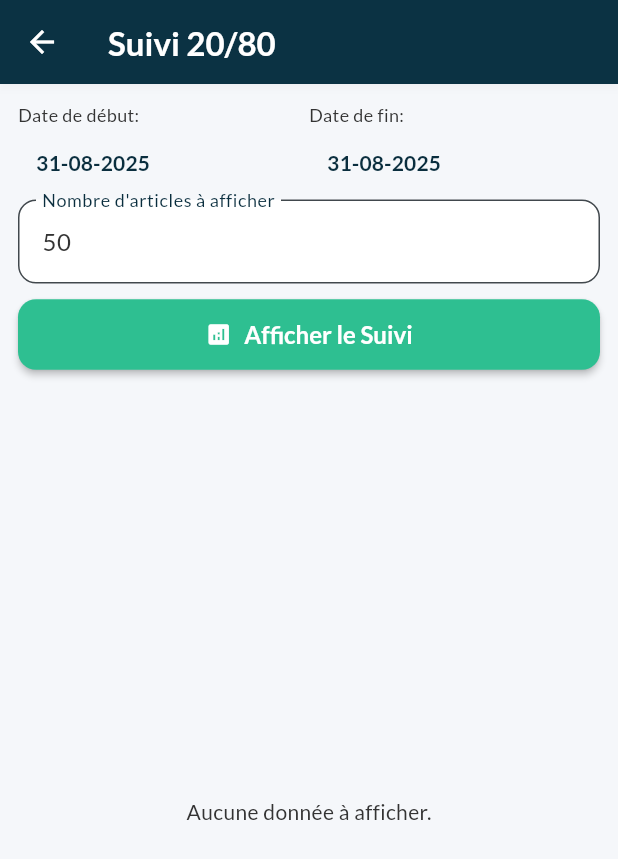
After one commit to airm5500/prestige_app, a Flutter app: the Suivi2080Screen screen opened directly, on a phone screen of 412 x 824 dp. The commit adds this screen. Shown: the top 859 px of the screen. Run offline on Flutter 3.47's test engine with Material 3 defaults, Android fonts, the light colour scheme and no system bars; our stand-ins replace fl_chart, fluttertoast, google_fonts, pdf, printing, shared_preferences; accounts and stored records are empty; network calls fail.

Commit message:
Ajout 20/80
Ajout 20/80

```diff
--- /dev/null
+++ b/lib/models/suivi_20_80_model.dart
@@ -0,0 +1,27 @@
+// lib/models/suivi_20_80_model.dart
+
+class Suivi2080 {
+  final String cip;
+  final String libelle;
+  final int montant;
+  final int quantiteVendue;
+  final int stock;
+
+  Suivi2080({
+    required this.cip,
+    required this.libelle,
+    required this.montant,
+    required this.quantiteVendue,
+    required this.stock,
+  });
+
+  factory Suivi2080.fromJson(Map<String, dynamic> json) {
+    return Suivi2080(
+      cip: json['intCIP'] as String? ?? '',
+      libelle: json['strNAME'] as String? ?? 'N/A',
+      montant: (json['intPRICE'] as num?)?.toInt() ?? 0,
+      quantiteVendue: (json['intQUANTITY'] as num?)?.toInt() ?? 0,
+      stock: (json['intQUANTITYSERVED'] as num?)?.toInt() ?? 0,
+    );
+  }
+}
--- a/lib/screens/home_screen.dart
+++ b/lib/screens/home_screen.dart
@@ -27,6 +27,7 @@ import 'annulation_vente_screen.dart';
 import 'suivi_ajustement_screen.dart';
 import 'retours_fournisseurs_screen.dart';
 import 'stat_tva_screen.dart';
+import 'suivi_20_80_screen.dart';
 
 class HomeScreen extends StatefulWidget {
   const HomeScreen({super.key});
@@ -67,6 +68,7 @@ class _HomeScreenState extends State<HomeScreen> {
     final List<Map<String, dynamic>> page2Items = [
       {'title': 'Analyse Article', 'icon': Icons.pie_chart_outline_rounded, 'color': Colors.indigo, 'screen': const AnalyseArticleScreen()},
       {'title': 'Fiche Article', 'icon': Icons.article_outlined, 'color': Colors.cyan, 'screen': const FicheArticleScreen()},
+      {'title': 'Suivi 20/80', 'icon': Icons.star_border_purple500_outlined, 'color': Colors.amber, 'screen': const Suivi2080Screen()},
       //{'title': 'Mes Articles', 'icon': Icons.inventory, 'color': Colors.blueGrey, 'screen': const MesArticlesScreen()},
       {'title': 'Evolution Stock', 'icon': Icons.ssid_chart_outlined, 'color': Colors.brown, 'screen': const EvolutionStockScreen()},
       {'title': 'Valorisation', 'icon': Icons.inventory_2_outlined, 'color': Colors.purple, 'screen': const ValorisationScreen()},
--- /dev/null
+++ b/lib/screens/suivi_20_80_screen.dart
@@ -0,0 +1,215 @@
+// lib/screens/suivi_20_80_screen.dart
+
+import 'package:flutter/material.dart';
+import 'package:intl/intl.dart';
+import 'package:prestige_app/models/suivi_20_80_model.dart';
+import '../utils/constants.dart';
+import '../utils/date_formatter.dart';
+import '../ui_helpers/base_screen_logic.dart';
+
+class Suivi2080Screen extends StatefulWidget {
+  const Suivi2080Screen({super.key});
+
+  @override
+  State<Suivi2080Screen> createState() => _Suivi2080ScreenState();
+}
+
+class _Suivi2080ScreenState extends State<Suivi2080Screen> with BaseScreenLogic<Suivi2080Screen> {
+  List<Suivi2080> _dataList = [];
+  DateTime _startDate = DateFormatter.getDefaultStartDate();
+  DateTime _endDate = DateFormatter.getDefaultEndDate();
+  final TextEditingController _limitController = TextEditingController(text: '50');
+
+  @override
+  void dispose() {
+    _limitController.dispose();
+    super.dispose();
+  }
+
+  Future<void> _loadData() async {
+    final queryParams = {
+      'dtStart': DateFormatter.toApiFormat(_startDate),
+      'dtEnd': DateFormatter.toApiFormat(_endDate),
+      'limit': _limitController.text.trim().isEmpty ? '50' : _limitController.text.trim(),
+      'codeFamile': '',
+      'codeRayon': '',
+      'codeGrossiste': '',
+      'qtyOrCa': 'false',
+      'page': '1',
+      'start': '0',
+    };
+
+    final data = await apiGet(AppConstants.suivi2080Endpoint, queryParams: queryParams);
+
+    if (mounted && data is Map && data['data'] is List) {
+      setState(() {
+        _dataList = (data['data'] as List).map((item) => Suivi2080.fromJson(item)).toList();
+        if (_dataList.isEmpty) {
+          errorMessage = "Aucune donnée trouvée pour les critères sélectionnés.";
+        }
+      });
+    }
+  }
+
+  // AJOUT: Widget d'aide pour construire les lignes de détail
+  Widget _buildDetailRow(String label, String value, {TextStyle? valueStyle}) {
+    return Padding(
+      padding: const EdgeInsets.symmetric(vertical: 2.0),
+      child: RichText(
+        text: TextSpan(
+          style: DefaultTextStyle.of(context).style.copyWith(fontSize: 15),
+          children: <TextSpan>[
+            TextSpan(text: '$label: '),
+            TextSpan(text: value, style: valueStyle),
+          ],
+        ),
+      ),
+    );
+  }
+
+  @override
+  Widget build(BuildContext context) {
+    final currencyFormat = NumberFormat.currency(locale: 'fr_FR', symbol: 'FCFA', decimalDigits: 0);
+
+    return Scaffold(
+      appBar: AppBar(
+        title: const Text('Suivi 20/80'),
+      ),
+      body: Column(
+        children: [
+          Padding(
+            padding: const EdgeInsets.all(12.0),
+            child: Column(
+              children: [
+                _buildDatePicker(context),
+                TextFormField(
+                  controller: _limitController,
+                  decoration: const InputDecoration(
+                    labelText: 'Nombre d\'articles à afficher',
+                    hintText: 'Par défaut: 50',
+                  ),
+                  keyboardType: TextInputType.number,
+                ),
+                const SizedBox(height: 10),
+                ElevatedButton.icon(
+                  icon: const Icon(Icons.analytics),
+                  label: const Text('Afficher le Suivi'),
+                  onPressed: isLoading ? null : _loadData,
+                  style: ElevatedButton.styleFrom(minimumSize: const Size.fromHeight(45)),
+                ),
+              ],
+            ),
+          ),
+          if (isLoading)
+            const Expanded(child: Center(child: CircularProgressIndicator()))
+          else if (errorMessage != null)
+            Expanded(
+              child: Center(
+                child: Padding(
+                  padding: const EdgeInsets.all(16.0),
+                  child: Text(errorMessage!, style: const TextStyle(color: Colors.red), textAlign: TextAlign.center),
+                ),
+              ),
+            )
+          else if (_dataList.isEmpty)
+              const Expanded(child: Center(child: Text('Aucune donnée à afficher.')))
+            else
+              Expanded(
+                child: ListView.builder(
+                  padding: const EdgeInsets.symmetric(horizontal: 12.0),
+                  itemCount: _dataList.length,
+                  itemBuilder: (context, index) {
+                    final item = _dataList[index];
+                    return Card(
+                      margin: const EdgeInsets.only(bottom: 8.0),
+                      child: Padding(
+                        padding: const EdgeInsets.all(12.0),
+                        child: Column(
+                          crossAxisAlignment: CrossAxisAlignment.start,
+                          children: [
+                            Text(item.libelle, style: const TextStyle(fontWeight: FontWeight.bold, fontSize: 16)),
+                            const SizedBox(height: 8),
+                            _buildDetailRow('CIP', item.cip),
+                            // MODIFICATION: Application des styles demandés
+                            _buildDetailRow(
+                              'Quantité Vendue',
+                              '${item.quantiteVendue}',
+                              valueStyle: const TextStyle(fontWeight: FontWeight.bold, color: Colors.green),
+                            ),
+                            _buildDetailRow(
+                              'Stock Actuel',
+                              '${item.stock}',
+                              valueStyle: const TextStyle(fontWeight: FontWeight.bold),
+                            ),
+                            _buildDetailRow(
+                              'Montant',
+                              currencyFormat.format(item.montant),
+                              valueStyle: const TextStyle(fontWeight: FontWeight.bold, color: Colors.blue),
+                            ),
+                          ],
+                        ),
+                      ),
+                    );
+                  },
+                ),
+              ),
+        ],
+      ),
+    );
+  }
+
+  Future<void> _selectDate(BuildContext context, bool isStartDate) async {
+    final DateTime? picked = await showDatePicker(
+      context: context,
+      initialDate: isStartDate ? _startDate : _endDate,
+      firstDate: DateTime(2000),
+      lastDate: DateTime(2101),
+      locale: const Locale('fr', 'FR'),
+    );
+    if (picked != null) {
+      if (mounted) {
+        setState(() {
+          if (isStartDate) {
+            _startDate = picked;
+            if (_endDate.isBefore(_startDate)) _endDate = _startDate;
+          } else {
+            _endDate = picked;
+            if (_startDate.isAfter(_endDate)) _startDate = _endDate;
+          }
+        });
+      }
+    }
+  }
+
+  Widget _buildDatePicker(BuildContext context) {
+    return Row(
+      mainAxisAlignment: MainAxisAlignment.spaceAround,
+      children: <Widget>[
+        Expanded(
+          child: Column(
+            crossAxisAlignment: CrossAxisAlignment.start,
+            children: [
+              const Text("Date de début:", style: TextStyle(fontSize: 12)),
+              TextButton(
+                onPressed: () => _selectDate(context, true),
+                child: Text(DateFormatter.toDisplayFormat(_startDate), style: TextStyle(color: Theme.of(context).primaryColor, fontWeight: FontWeight.bold)),
+              ),
+            ],
+          ),
+        ),
+        Expanded(
+          child: Column(
+            crossAxisAlignment: CrossAxisAlignment.start,
+            children: [
+              const Text("Date de fin:", style: TextStyle(fontSize: 12)),
+              TextButton(
+                onPressed: () => _selectDate(context, false),
+                child: Text(DateFormatter.toDisplayFormat(_endDate), style: TextStyle(color: Theme.of(context).primaryColor, fontWeight: FontWeight.bold)),
+              ),
+            ],
+          ),
+        ),
+      ],
+    );
+  }
+}
--- a/lib/utils/constants.dart
+++ b/lib/utils/constants.dart
@@ -46,6 +46,7 @@ class AppConstants {
   static const String grossistesEndpoint = '/grossiste/all';
   static const String statTvaEndpoint = '/tvas'; // AJOUT
   static const String avoirsFournisseursEndpoint = '/avoirs-fournisseurs';
+  static const String suivi2080Endpoint = '/statfamillearticle/vingtQuatreVingt';
 
   // Default Values
   static const String defaultLocalIp = '';
```
